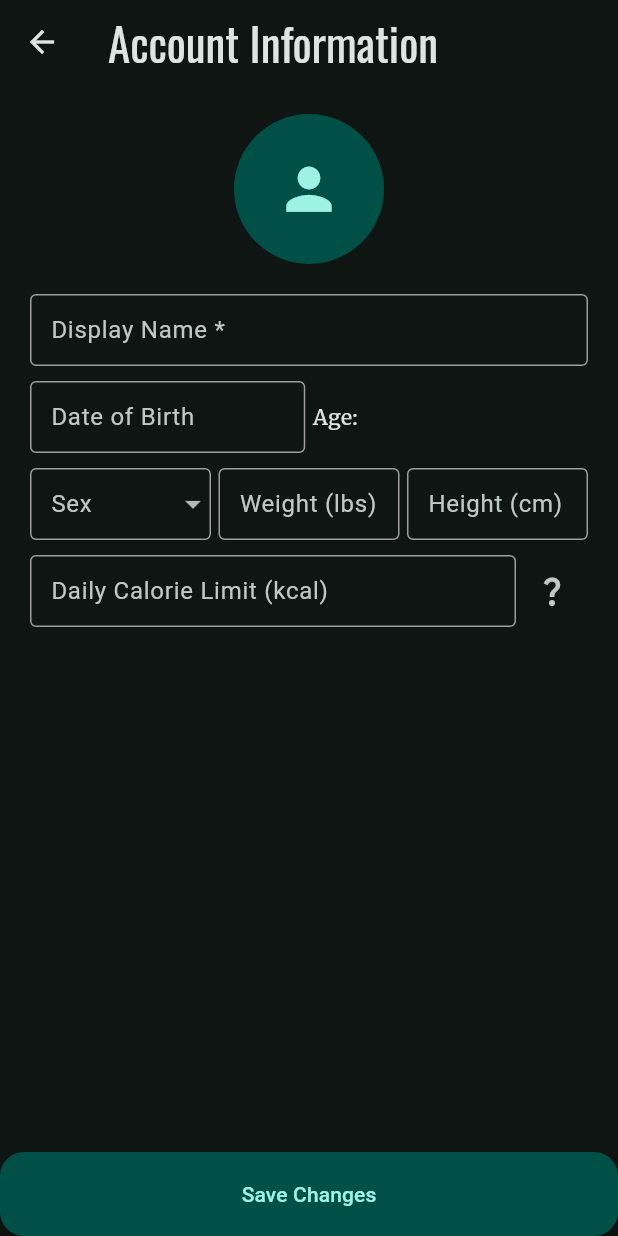
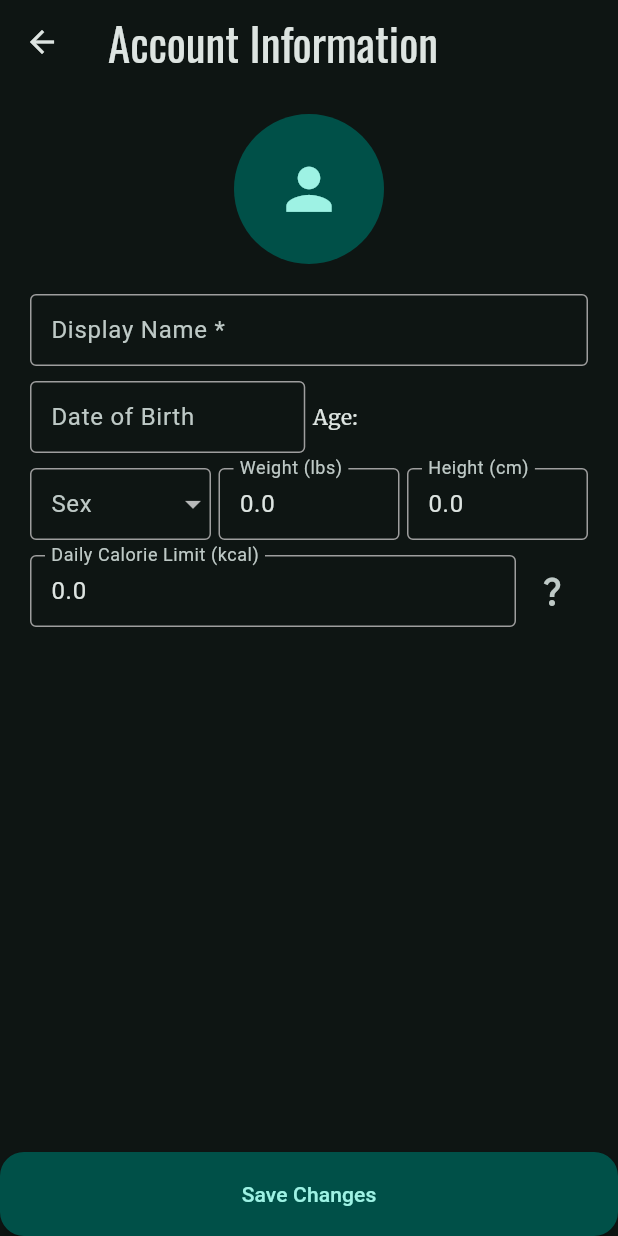
Before and after one commit to julianb393/Nood-Food, a Flutter app: the screen it shows once a user with an empty profile is signed in, item 3 of the bottom bar chosen, after a tap on "Update Account Information", on a phone screen of 412 x 824 dp. Run offline on Flutter 3.47's test engine with Material 3 defaults, Android fonts, the phone set to English and light mode, and no system bars; our stand-ins replace cloud_firestore, data_table_2, easy_localization, email_validator, firebase_auth, firebase_core and 4 more; missing offline and left inert: flutter_barcode_scanner, weekly_date_picker; accounts and stored records are empty.

Commit message:
loaded user data in Account Information

```diff
--- a/lib/models/nf_user.dart
+++ b/lib/models/nf_user.dart
@@ -2,5 +2,19 @@
 class NFUser {
   final String uid;
   String? displayName;
+  String? dob;
+  String? sex;
+  double? weight;
+  double? height;
+  double? calorieLimit;
   NFUser({required this.uid, this.displayName});
+
+  void updateUser(String? dob, String? sex, double? weight, double? height,
+      double? calorieLimit) {
+    this.dob = dob;
+    this.sex = sex;
+    this.weight = weight;
+    this.height = height;
+    this.calorieLimit = calorieLimit;
+  }
 }
--- a/lib/services/auth_service.dart
+++ b/lib/services/auth_service.dart
@@ -50,8 +50,9 @@ class AuthService {
   }
 
   Future<void> updateAccountInfo(String displayName, DateTime? dob, String? sex,
-      double? weight, double? height) async {
+      double? weight, double? height, double? calorieLimit) async {
     await _auth.currentUser!.updateDisplayName(displayName);
-    await DBService(uid: userUid).updateUserDetails(dob, weight, sex, height);
+    await DBService(uid: userUid)
+        .updateUserDetails(dob, weight, sex, height, calorieLimit);
   }
 }
--- a/lib/services/db_service.dart
+++ b/lib/services/db_service.dart
@@ -1,7 +1,9 @@
 import 'package:cloud_firestore/cloud_firestore.dart';
 import 'package:easy_localization/easy_localization.dart';
 import 'package:nood_food/models/food.dart';
+import 'package:nood_food/models/nf_user.dart';
 import 'package:nood_food/models/nutritional_facts.dart';
+import 'package:nood_food/services/auth_service.dart';
 import 'package:nood_food/util/meal_type.dart';
 
 class DBService {
@@ -41,6 +43,26 @@ class DBService {
         .snapshots()
         .map((snapshot) =>
             snapshot.docs.map((doc) => _parseFoodFromDoc(doc)).toList());
+  }
+
+  NFUser? _parseUserFromSnapshot(DocumentSnapshot snapshot) {
+    NFUser? user = AuthService().currentUser;
+    if (user == null) return null;
+
+    Map<String, dynamic>? data = snapshot.data() as Map<String, dynamic>?;
+    String? dob = data?['dob'];
+    String? sex = data?['sex'];
+    double? weight = data?['weight'];
+    double? height = data?['height'];
+    double? calorieLimit = data?['calorie_limit'];
+
+    user.updateUser(dob, sex, weight, height, calorieLimit);
+    return user;
+  }
+
+  Stream<NFUser?> get userAccountInfo {
+    print('reached getting account info');
+    return _userCollection.doc(uid).snapshots().map(_parseUserFromSnapshot);
   }
 
   Future<List<Food>> getLastTwoDaysOfFoods() async {
@@ -102,13 +124,14 @@ class DBService {
         .delete();
   }
 
-  Future<void> updateUserDetails(
-      DateTime? dob, double? weight, String? sex, double? height) async {
+  Future<void> updateUserDetails(DateTime? dob, double? weight, String? sex,
+      double? height, double? calorieLimit) async {
     await _userCollection.doc(uid).set({
-      if (dob != null) 'dob': _df.format(dob),
-      if (sex != null) 'sex': sex,
-      if (weight != null) 'weight': weight,
-      if (height != null) 'height': height,
+      'dob': dob == null ? null : _df.format(dob),
+      'sex': sex,
+      'weight': weight,
+      'height': height,
+      'calorie_limit': calorieLimit,
     }, SetOptions(merge: true));
   }
 }
--- a/lib/views/page_navigator.dart
+++ b/lib/views/page_navigator.dart
@@ -1,6 +1,8 @@
 import 'package:flutter/material.dart';
 import 'package:nood_food/common/date_picker.dart';
+import 'package:nood_food/common/loader.dart';
 import 'package:nood_food/models/food.dart';
+import 'package:nood_food/models/nf_user.dart';
 import 'package:nood_food/services/auth_service.dart';
 import 'package:nood_food/services/db_service.dart';
 import 'package:nood_food/views/pages/account/account.dart';
@@ -77,7 +79,13 @@ class _PageNavigatorState extends State<PageNavigator> {
           selectedItemColor: const Color.fromARGB(255, 170, 231, 220),
           onTap: (index) => setState(() => _selectedPageIndex = index),
         ),
-        body: [
+        body: StreamBuilder(
+          stream: _dbService.userAccountInfo,
+          builder: (context, AsyncSnapshot<NFUser?> snapshot) {
+            if (!snapshot.hasData) {
+              return const Expanded(child: Loader());
+            }
+            return [
               Column(
                 children: [
                   DatePicker(
@@ -86,12 +94,14 @@ class _PageNavigatorState extends State<PageNavigator> {
                       setState(() => _selectedDay = day);
                     },
                   ),
-              const Expanded(child: Home()),
+                  Expanded(child: Home(user: snapshot.data!))
                 ],
               ),
               Meals(day: _selectedDay),
-          const Account(),
-        ][_selectedPageIndex],
+              Account(user: snapshot.data!),
+            ][_selectedPageIndex];
+          },
+        ),
       ),
     );
   }
--- a/lib/views/pages/account/account.dart
+++ b/lib/views/pages/account/account.dart
@@ -1,10 +1,12 @@
 import 'package:flutter/material.dart';
+import 'package:nood_food/models/nf_user.dart';
 import 'package:nood_food/services/auth_service.dart';
 import 'package:nood_food/views/pages/account/account_info.dart';
 import 'package:nood_food/views/pages/account/settings.dart';
 
 class Account extends StatelessWidget {
-  const Account({super.key});
+  final NFUser user;
+  const Account({super.key, required this.user});
 
   @override
   Widget build(BuildContext context) {
@@ -22,7 +24,7 @@ class Account extends StatelessWidget {
                     onTap: () => Navigator.push(
                         context,
                         MaterialPageRoute(
-                            builder: (context) => const AccountInfo())),
+                            builder: (context) => AccountInfo(user: user))),
                     child: const ListTile(
                       title: Text('Update Account Information'),
                       leading: Icon(Icons.person),
--- a/lib/views/pages/account/account_info.dart
+++ b/lib/views/pages/account/account_info.dart
@@ -2,12 +2,14 @@ import 'package:easy_localization/easy_localization.dart';
 import 'package:flutter/material.dart';
 import 'package:nood_food/common/form_decoration.dart';
 import 'package:nood_food/common/loader.dart';
+import 'package:nood_food/models/nf_user.dart';
 import 'package:nood_food/services/auth_service.dart';
 import 'package:nood_food/util/string_extension.dart';
 
 class AccountInfo extends StatefulWidget {
   final Function? rebuildParentFunc;
-  const AccountInfo({super.key, this.rebuildParentFunc});
+  final NFUser? user;
+  const AccountInfo({super.key, this.rebuildParentFunc, this.user});
 
   @override
   State<AccountInfo> createState() => _AccountInfoState();
@@ -16,7 +18,7 @@ class AccountInfo extends StatefulWidget {
 class _AccountInfoState extends State<AccountInfo> {
   final AuthService _authService = AuthService();
   final GlobalKey<FormState> _formKey = GlobalKey();
-  final DateFormat _df = DateFormat(DateFormat.YEAR_NUM_MONTH_DAY);
+  final DateFormat _df = DateFormat('yyyy-MM-dd');
   final TextEditingController _dobController = TextEditingController();
   late final bool _fillInitialData;
   int? _age;
@@ -28,6 +30,7 @@ class _AccountInfoState extends State<AccountInfo> {
   String? _sex;
   double? _weight;
   double? _height;
+  double? _calorieLimit;
 
   String? _numValidator(String? value) {
     // field is optional, but if a value was actually inputted, check it.
@@ -42,6 +45,14 @@ class _AccountInfoState extends State<AccountInfo> {
     super.initState();
     // This means the page was opened via Settings.
     _fillInitialData = widget.rebuildParentFunc == null;
+    if (!_fillInitialData) return;
+    _displayName = widget.user?.displayName ?? '';
+    _dob = DateTime.tryParse(widget.user!.dob ?? '');
+    _dobController.text = _dob != null ? _df.format(_dob!) : '';
+    _sex = widget.user?.sex;
+    _weight = widget.user?.weight;
+    _height = widget.user?.height;
+    _calorieLimit = widget.user?.calorieLimit;
   }
 
   @override
@@ -65,11 +76,12 @@ class _AccountInfoState extends State<AccountInfo> {
               child: Column(
                 children: [
                   TextFormField(
-                    initialValue: _authService.currentUser?.displayName,
+                    initialValue: widget.user?.displayName,
                     validator: (value) {
                       if (value == null || value.isEmpty) {
                         return 'This field is required.';
                       }
+                      return null;
                     },
                     onChanged: (val) => setState(() => _displayName = val),
                     decoration: formDecoration.copyWith(
@@ -120,6 +132,7 @@ class _AccountInfoState extends State<AccountInfo> {
                     children: [
                       Expanded(
                         child: DropdownButtonFormField(
+                          value: _sex,
                           decoration: formDecoration.copyWith(
                             labelText: 'Sex',
                           ),
@@ -133,9 +146,12 @@ class _AccountInfoState extends State<AccountInfo> {
                       const SizedBox(width: 5),
                       Expanded(
                         child: TextFormField(
+                          initialValue:
+                              _weight == null ? '' : _weight.toString(),
                           validator: _numValidator,
-                          onChanged: (val) =>
-                              setState(() => _weight = double.parse(val)),
+                          onChanged: (val) => setState(() {
+                            _weight = val.isEmpty ? null : double.parse(val);
+                          }),
                           keyboardType: TextInputType.number,
                           decoration: formDecoration.copyWith(
                             labelText: 'Weight (lbs)',
@@ -145,9 +161,12 @@ class _AccountInfoState extends State<AccountInfo> {
                       const SizedBox(width: 5),
                       Expanded(
                         child: TextFormField(
+                          initialValue:
+                              _height == null ? '' : _height.toString(),
                           validator: _numValidator,
-                          onChanged: (val) =>
-                              setState(() => _height = double.parse(val)),
+                          onChanged: (val) => setState(() {
+                            _height = val.isEmpty ? null : double.parse(val);
+                          }),
                           keyboardType: TextInputType.number,
                           decoration: formDecoration.copyWith(
                             labelText: 'Height (cm)',
@@ -161,6 +180,16 @@ class _AccountInfoState extends State<AccountInfo> {
                     children: [
                       Expanded(
                         child: TextFormField(
+                          initialValue: _calorieLimit == null
+                              ? ''
+                              : _calorieLimit.toString(),
+                          validator: _numValidator,
+                          onChanged: (val) {
+                            setState(() {
+                              _calorieLimit =
+                                  val.isEmpty ? null : double.parse(val);
+                            });
+                          },
                           keyboardType: TextInputType.number,
                           decoration: formDecoration.copyWith(
                               labelText: 'Daily Calorie Limit (kcal)'),
@@ -209,8 +238,19 @@ class _AccountInfoState extends State<AccountInfo> {
 
                     setState(() => _isLoading = true);
                     // TOOD: error management
-                    await _authService.updateAccountInfo(
-                        _displayName, _dob, _sex, _weight, _height);
+                    bool noChanges = true;
+                    noChanges &= widget.user!.displayName == _displayName;
+                    noChanges &= widget.user?.dob ==
+                        (_dob != null ? _df.format(_dob!) : '');
+                    noChanges &= widget.user?.sex == _sex;
+                    noChanges &= widget.user?.weight == _weight;
+                    noChanges &= widget.user?.height == _height;
+                    noChanges &= widget.user?.calorieLimit == _calorieLimit;
+                    // Don't waste a write request if no changes happened.
+                    if (!noChanges) {
+                      await _authService.updateAccountInfo(_displayName, _dob,
+                          _sex, _weight, _height, _calorieLimit);
+                    }
                     setState(() => _isLoading = false);
 
                     // In the case of a new user, we directly built this widget
@@ -221,8 +261,8 @@ class _AccountInfoState extends State<AccountInfo> {
                       return;
                     }
                     // Otherwise, it was navigated to and we can just pop it.
-                    else {
-                      if (mounted) Navigator.pop(context);
+                    else if (mounted) {
+                      Navigator.pop(context);
                     }
                   },
             child: _isLoading
--- a/lib/views/pages/home.dart
+++ b/lib/views/pages/home.dart
@@ -1,11 +1,13 @@
 import 'package:flutter/material.dart';
 import 'package:nood_food/models/food.dart';
+import 'package:nood_food/models/nf_user.dart';
 import 'package:nood_food/util/macronutrient.dart';
 import 'package:pie_chart/pie_chart.dart';
 import 'package:provider/provider.dart';
 
 class Home extends StatefulWidget {
-  const Home({super.key});
+  final NFUser user;
+  const Home({super.key, required this.user});
 
   @override
   State<Home> createState() => _HomeState();
```
Lines whose indentation alone changed are shown as unchanged.
